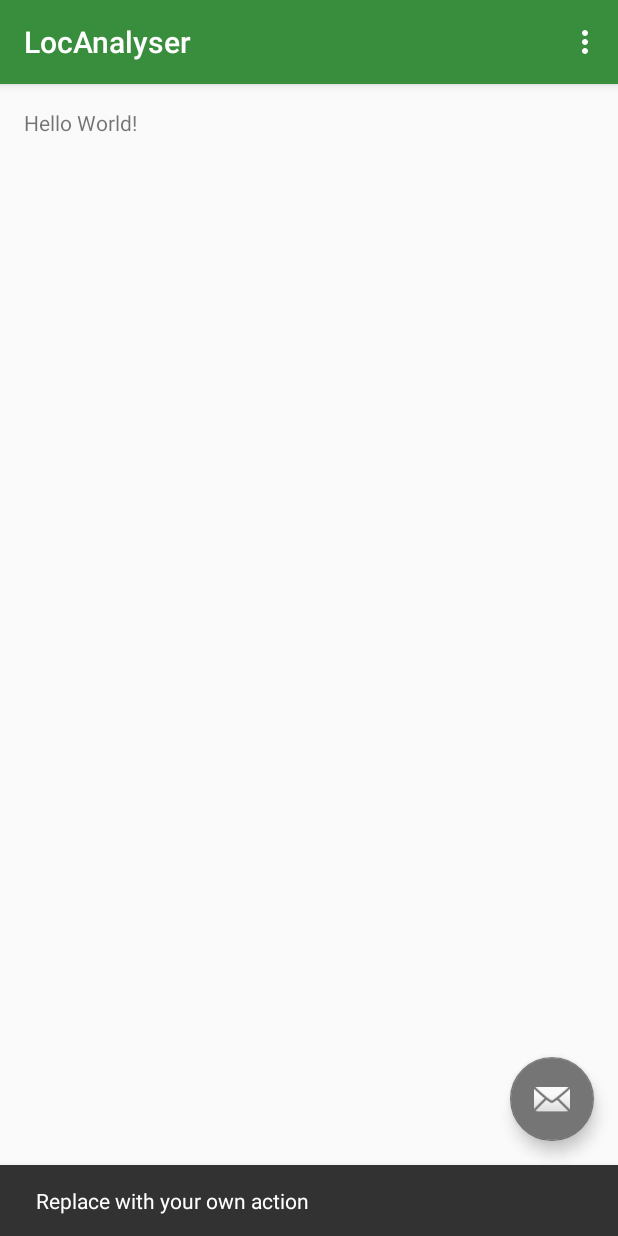
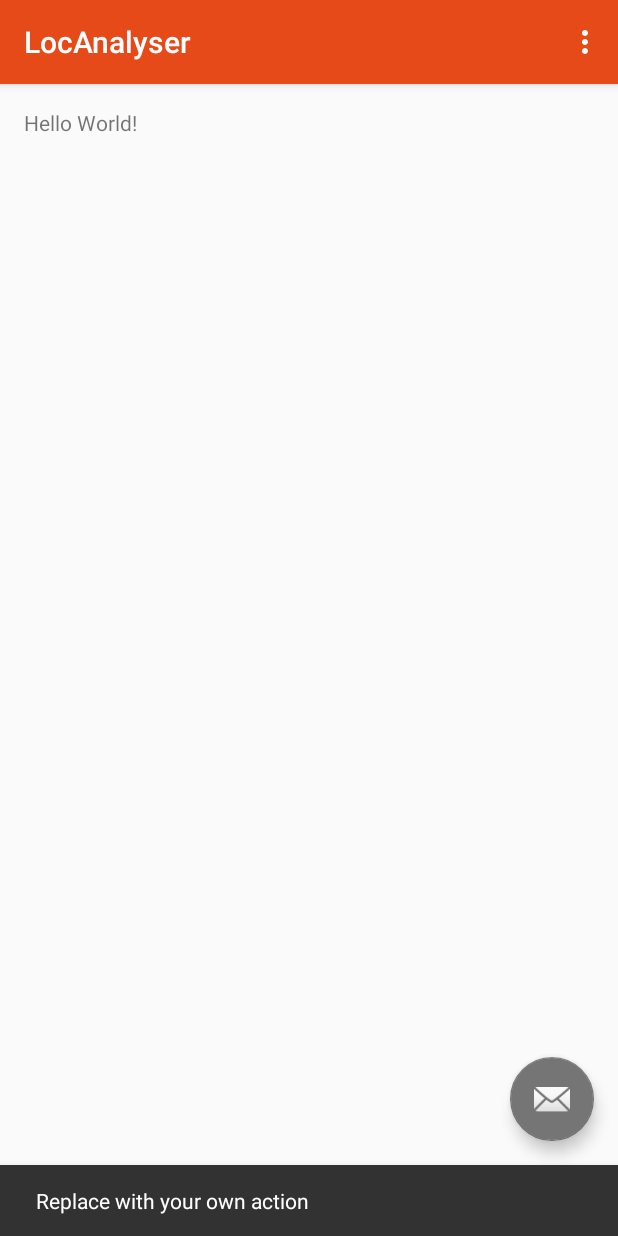
Before and after one commit to squvao/LocAnalyserPreRelease, an Android app: the screen it shows after launch (MainActivity), after a tap on an icon or button, on a phone screen of 412 x 824 dp. Run offline under Robolectric (Android 15) with nearby library versions, the phone set to English and light mode, and no system bars.

Commit message:
Set deep orange color application

```diff
--- a/app/src/main/res/values/colors.xml
+++ b/app/src/main/res/values/colors.xml
@@ -1,6 +1,6 @@
 <?xml version="1.0" encoding="utf-8"?>
 <resources>
-    <color name="colorPrimary">#388E3C</color>
-    <color name="colorPrimaryDark">#2E7D32</color>
+    <color name="colorPrimary">#E64A19</color>
+    <color name="colorPrimaryDark">#D84315</color>
     <color name="colorAccent">#757575</color>
 </resources>
```
